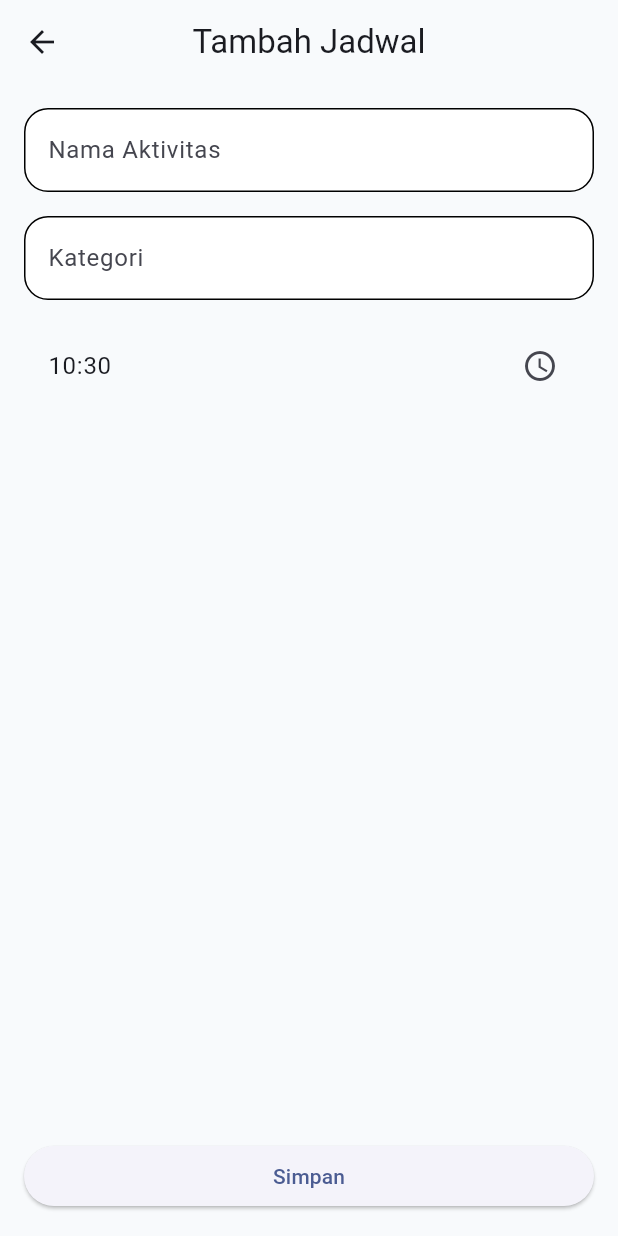
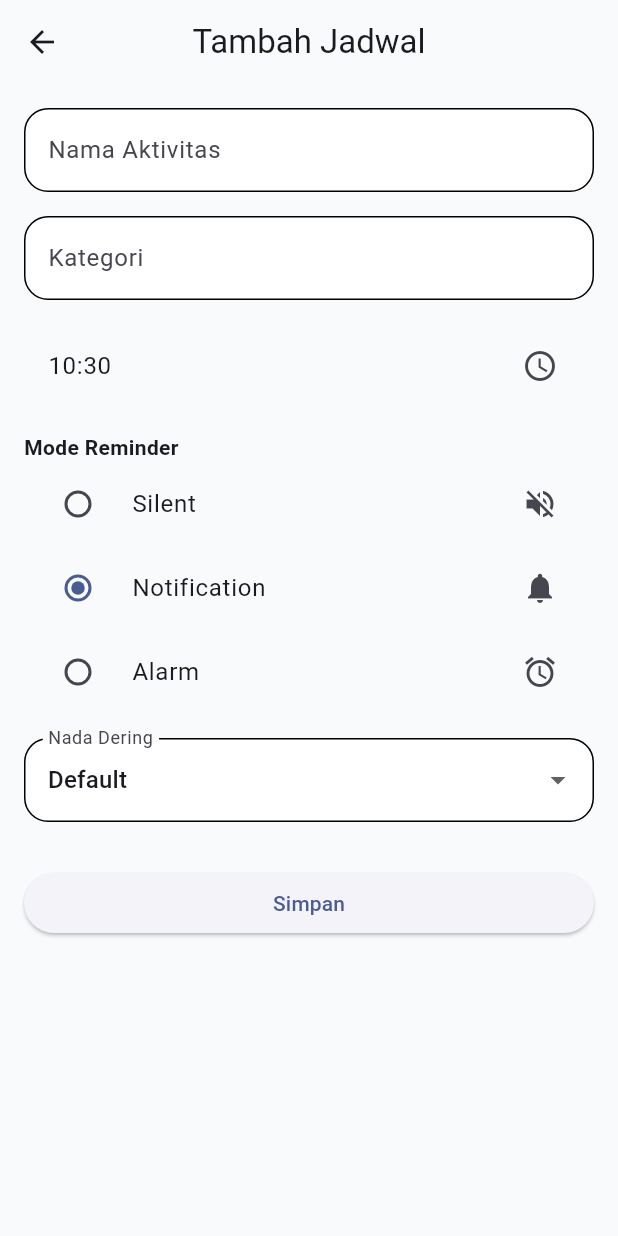
Before and after one commit to HanifAuliya/discipline-tracker, a Flutter app: the AddScheduleScreen screen opened directly, on a phone screen of 412 x 824 dp. Run offline on Flutter 3.47's test engine with Material 3 defaults, Android fonts, the phone set to English and light mode, and no system bars; our stand-ins replace flutter_local_notifications, permission_handler, timezone.

Commit message:
feat: complete schedule CRUD and reminder mode

```diff
--- a/lib/screens/schedule/add_schedule_screen.dart
+++ b/lib/screens/schedule/add_schedule_screen.dart
@@ -1,4 +1,5 @@
 import 'package:flutter/material.dart';
+import '../../models/schedule_model.dart';
 
 class AddScheduleScreen extends StatefulWidget {
   const AddScheduleScreen({super.key});
@@ -9,17 +10,19 @@ class AddScheduleScreen extends StatefulWidget {
 
 class _AddScheduleScreenState extends State<AddScheduleScreen> {
   final titleController = TextEditingController();
-
   final categoryController = TextEditingController();
 
   TimeOfDay selectedTime = TimeOfDay.now();
+  ReminderMode selectedMode = ReminderMode.notification;
+  String selectedRingtone = "default"; // ← tambah ini
 
   @override
   Widget build(BuildContext context) {
     return Scaffold(
       appBar: AppBar(title: const Text("Tambah Jadwal")),
 
-      body: Padding(
+      body: SingleChildScrollView(
+        // ← ganti Padding jadi SingleChildScrollView
         padding: const EdgeInsets.all(16),
         child: Column(
           children: [
@@ -41,15 +44,12 @@ class _AddScheduleScreenState extends State<AddScheduleScreen> {
               title: Text(
                 "${selectedTime.hour.toString().padLeft(2, '0')}:${selectedTime.minute.toString().padLeft(2, '0')}",
               ),
-
               trailing: const Icon(Icons.access_time),
-
               onTap: () async {
                 final result = await showTimePicker(
                   context: context,
                   initialTime: selectedTime,
                 );
-
                 if (result != null) {
                   setState(() {
                     selectedTime = result;
@@ -58,7 +58,60 @@ class _AddScheduleScreenState extends State<AddScheduleScreen> {
               },
             ),
 
-            const Spacer(),
+            const SizedBox(height: 16),
+
+            const Align(
+              alignment: Alignment.centerLeft,
+              child: Text(
+                "Mode Reminder",
+                style: TextStyle(fontWeight: FontWeight.bold),
+              ),
+            ),
+
+            RadioListTile<ReminderMode>(
+              title: const Text("Silent"),
+              secondary: const Icon(Icons.volume_off),
+              value: ReminderMode.silent,
+              groupValue: selectedMode,
+              onChanged: (value) => setState(() => selectedMode = value!),
+            ),
+
+            RadioListTile<ReminderMode>(
+              title: const Text("Notification"),
+              secondary: const Icon(Icons.notifications),
+              value: ReminderMode.notification,
+              groupValue: selectedMode,
+              onChanged: (value) => setState(() => selectedMode = value!),
+            ),
+
+            RadioListTile<ReminderMode>(
+              title: const Text("Alarm"),
+              secondary: const Icon(Icons.alarm),
+              value: ReminderMode.alarm,
+              groupValue: selectedMode,
+              onChanged: (value) => setState(() => selectedMode = value!),
+            ),
+
+            const SizedBox(height: 16),
+
+            // ← tambah dropdown nada
+            DropdownButtonFormField<String>(
+              value: selectedRingtone,
+              decoration: const InputDecoration(labelText: "Nada Dering"),
+              items: const [
+                DropdownMenuItem(value: "default", child: Text("Default")),
+                DropdownMenuItem(value: "adzan", child: Text("Adzan")),
+                DropdownMenuItem(value: "bell", child: Text("Bell")),
+                DropdownMenuItem(value: "digital", child: Text("Digital")),
+              ],
+              onChanged: (value) {
+                setState(() {
+                  selectedRingtone = value!;
+                });
+              },
+            ),
+
+            const SizedBox(height: 30),
 
             SizedBox(
               width: double.infinity,
@@ -69,6 +122,8 @@ class _AddScheduleScreenState extends State<AddScheduleScreen> {
                     "category": categoryController.text,
                     "time":
                         "${selectedTime.hour.toString().padLeft(2, '0')}:${selectedTime.minute.toString().padLeft(2, '0')}",
+                    "reminderMode": selectedMode,
+                    "ringtone": selectedRingtone, // ← tambah ini
                   });
                 },
                 child: const Text("Simpan"),
```
Also changed, not shown: lib/screens/schedule/edit_schedule_screen.dart (+156 -0 lines), lib/screens/schedule/schedule_screen.dart (+64 -1 lines).
